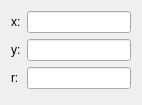
Before: the Qt Designer form source/q3mesh_builder/q3circleform.ui in messteno/Q3Solver, drawn with Qt 5.
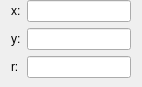
After: the same form once the commit is applied.

```diff
--- a/source/q3mesh_builder/q3circleform.ui
+++ b/source/q3mesh_builder/q3circleform.ui
@@ -7,13 +7,19 @@
     <x>0</x>
     <y>0</y>
     <width>142</width>
-    <height>105</height>
+    <height>87</height>
    </rect>
   </property>
   <property name="windowTitle">
    <string>Form</string>
   </property>
   <layout class="QFormLayout" name="formLayout">
+   <property name="topMargin">
+    <number>0</number>
+   </property>
+   <property name="bottomMargin">
+    <number>0</number>
+   </property>
    <item row="0" column="0">
     <widget class="QLabel" name="xLabel">
      <property name="text">
```
